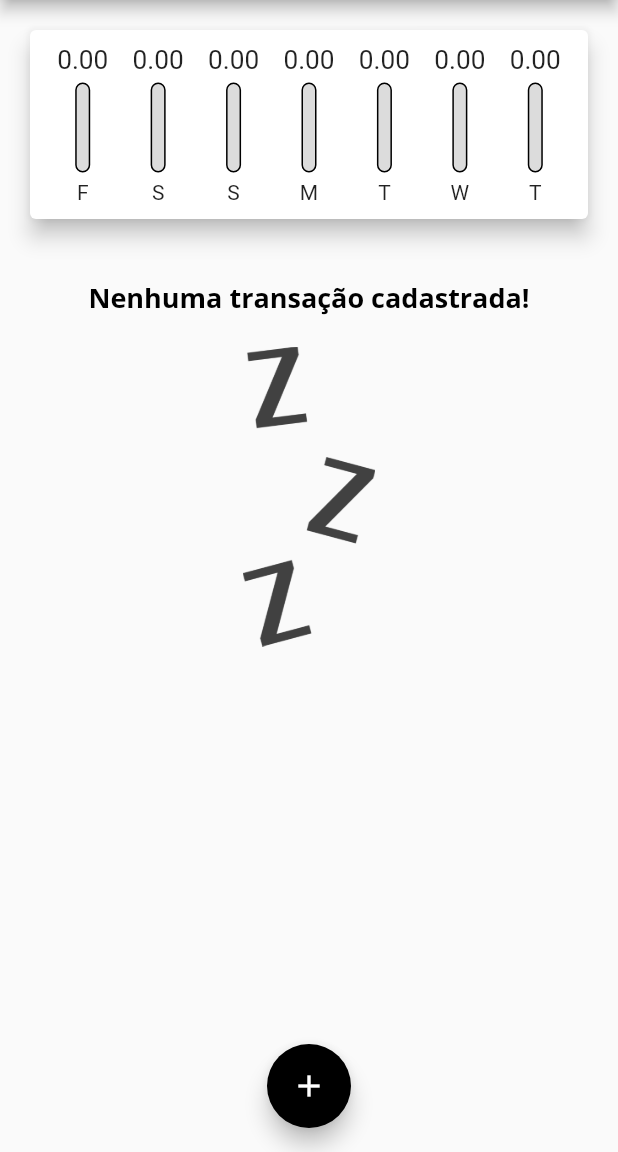
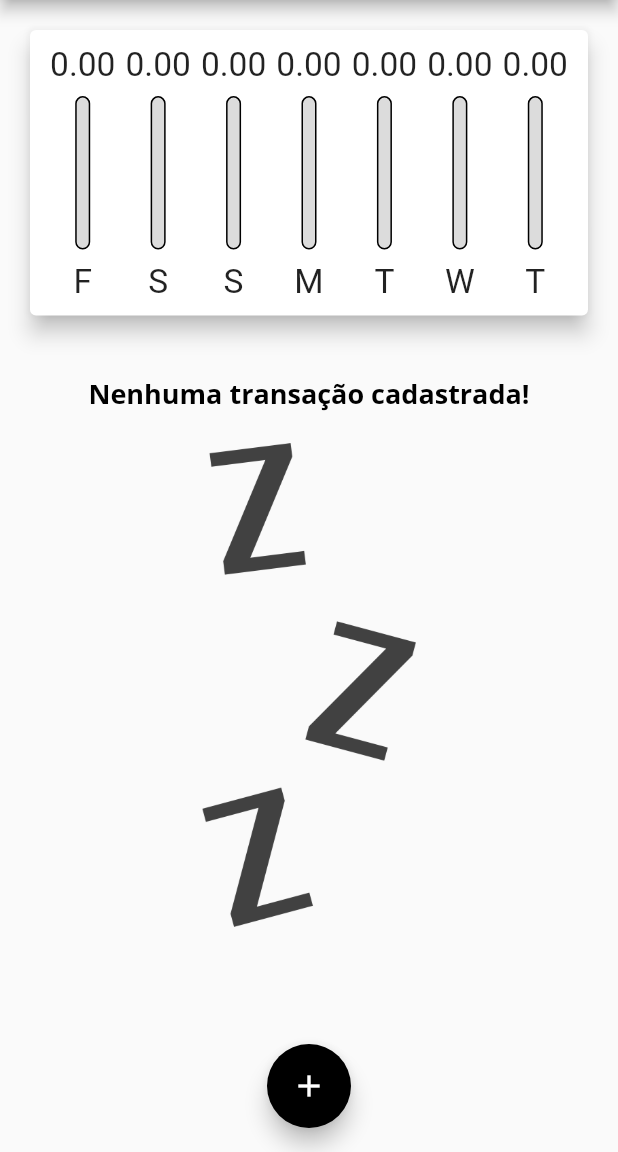
Before and after one commit to victorb132/expenses, a Flutter app: the screen it shows after launch, on a phone screen of 412 x 824 dp, the part 84-1236 px from its top. Run offline on Flutter 3.47's test engine with Material 2 defaults, Android fonts, the phone set to English and light mode, and no system bars.

Commit message:
feat/improves-on-layout

```diff
--- a/lib/components/chart_bar.dart
+++ b/lib/components/chart_bar.dart
@@ -14,17 +14,19 @@ class ChartBar extends StatelessWidget {
 
   @override
   Widget build(BuildContext context) {
+    return LayoutBuilder(
+      builder: (ctx, constraints) {
         return Column(
           children: [
             SizedBox(
-          height: 20,
+              height: constraints.maxHeight * 0.15,
               child: FittedBox(
                 child: Text(value.toStringAsFixed(2)),
               ),
             ),
-        const SizedBox(height: 5),
+            SizedBox(height: constraints.maxHeight * 0.05),
             SizedBox(
-          height: 60,
+              height: constraints.maxHeight * 0.6,
               width: 10,
               child: Stack(
                 alignment: Alignment.bottomCenter,
@@ -51,9 +53,16 @@ class ChartBar extends StatelessWidget {
                 ],
               ),
             ),
-        const SizedBox(height: 5),
-        Text(label),
+            SizedBox(height: constraints.maxHeight * 0.05),
+            SizedBox(
+              height: constraints.maxHeight * 0.15,
+              child: FittedBox(
+                child: Text(label),
+              ),
+            ),
           ],
+        );
+      },
     );
   }
 }
--- a/lib/components/transaction_list.dart
+++ b/lib/components/transaction_list.dart
@@ -11,10 +11,12 @@ class TransactionList extends StatelessWidget {
 
   @override
   Widget build(BuildContext context) {
-    return SizedBox(
-      height: 530,
-      child: transactions.isEmpty
-          ? Column(
+    final mediaQuery = MediaQuery.of(context);
+
+    return transactions.isEmpty
+        ? LayoutBuilder(
+            builder: (ctx, constraints) {
+              return Column(
                 children: [
                   const SizedBox(height: 20),
                   Text(
@@ -23,13 +25,15 @@ class TransactionList extends StatelessWidget {
                   ),
                   const SizedBox(height: 20),
                   SizedBox(
-                  height: 200,
+                    height: constraints.maxHeight * 0.6,
                     child: Image.asset(
                       'assets/images/waiting.png',
                       fit: BoxFit.cover,
                     ),
                   ),
                 ],
+              );
+            },
           )
         : ListView.builder(
             itemCount: transactions.length,
@@ -66,7 +70,19 @@ class TransactionList extends StatelessWidget {
                   subtitle: Text(
                     DateFormat('d MMM y').format(tr.date),
                   ),
-                    trailing: IconButton(
+                  trailing: mediaQuery.size.width > 400
+                      ? TextButton.icon(
+                          onPressed: () {
+                            onRemove(tr.id);
+                          },
+                          icon: const Icon(Icons.delete),
+                          label: const Text('Excluir'),
+                          style: TextButton.styleFrom(
+                            foregroundColor:
+                                Theme.of(context).colorScheme.error,
+                          ),
+                        )
+                      : IconButton(
                           icon: const Icon(Icons.delete),
                           color: Theme.of(context).colorScheme.error,
                           onPressed: () {
@@ -76,7 +92,6 @@ class TransactionList extends StatelessWidget {
                 ),
               );
             },
-            ),
           );
   }
 }
--- a/lib/main.dart
+++ b/lib/main.dart
@@ -1,7 +1,9 @@
+import 'dart:io';
 import 'dart:math';
 
 import 'package:expenses/components/chart.dart';
 import 'package:flutter/material.dart';
+// import 'package:flutter/services.dart';
 
 import 'components/transaction_form.dart';
 import 'components/transaction_list.dart';
@@ -16,6 +18,12 @@ class ExpensesApp extends StatelessWidget {
 
   @override
   Widget build(BuildContext context) {
+    // Trava orientação de tela
+    //
+    // SystemChrome.setPreferredOrientations([
+    //   DeviceOrientation.portraitUp,
+    // ]);
+
     final ThemeData tema = ThemeData();
 
     return MaterialApp(
@@ -58,6 +66,7 @@ class MyHomePage extends StatefulWidget {
 
 class _MyHomePageState extends State<MyHomePage> {
   final List<Transaction> _transactions = [];
+  bool _showChart = false;
 
   List<Transaction> get _recentTransactions {
     return _transactions.where((element) {
@@ -101,10 +110,22 @@ class _MyHomePageState extends State<MyHomePage> {
 
   @override
   Widget build(BuildContext context) {
-    return Scaffold(
-      appBar: AppBar(
+    final mediaQuery = MediaQuery.of(context);
+
+    bool isLandscape = mediaQuery.orientation == Orientation.landscape;
+
+    final appBar = AppBar(
       title: const Text('Despesas Pessoais'),
       actions: [
+        if (isLandscape)
+          IconButton(
+            onPressed: () {
+              setState(() {
+                _showChart = !_showChart;
+              });
+            },
+            icon: Icon(_showChart ? Icons.list : Icons.show_chart),
+          ),
         IconButton(
           onPressed: () {
             _openTransactionFormModal(context);
@@ -112,20 +133,39 @@ class _MyHomePageState extends State<MyHomePage> {
           icon: const Icon(Icons.add),
         ),
       ],
-      ),
-      body: Column(
+    );
+
+    final availableHeight = mediaQuery.size.height -
+        appBar.preferredSize.height -
+        mediaQuery.padding.top;
+
+    return Scaffold(
+      appBar: appBar,
+      body: SingleChildScrollView(
+        child: Column(
           crossAxisAlignment: CrossAxisAlignment.stretch,
           children: [
-          Chart(
+            if (_showChart || !isLandscape)
+              SizedBox(
+                height: availableHeight * (isLandscape ? 0.8 : 0.3),
+                child: Chart(
                   recentTransaction: _recentTransactions,
                 ),
-          TransactionList(
+              ),
+            if (!_showChart || !isLandscape)
+              SizedBox(
+                height: availableHeight * (isLandscape ? 1 : 0.7),
+                child: TransactionList(
                   transactions: _transactions,
                   onRemove: _deleteTransaction,
                 ),
+              ),
           ],
         ),
-      floatingActionButton: FloatingActionButton(
+      ),
+      floatingActionButton: Platform.isIOS
+          ? Container()
+          : FloatingActionButton(
               onPressed: () {
                 _openTransactionFormModal(context);
               },
```
Also changed, not shown: lib/components/transaction_form.dart (+15 -2 lines). Lines whose indentation alone changed are shown as unchanged.
